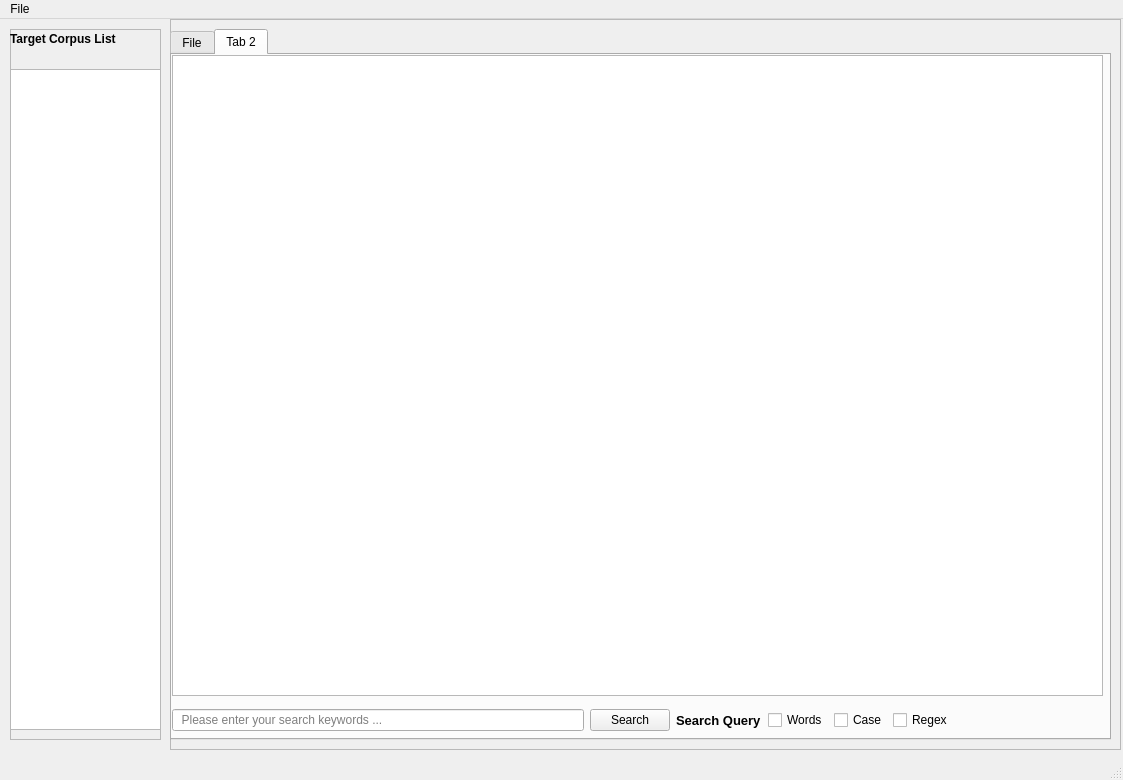
Above: TextAnalyzer/QT_test/QTdesigner_MainWindow.ui from AlexT11223344/My_python_project before the change. Below: the same form after it.
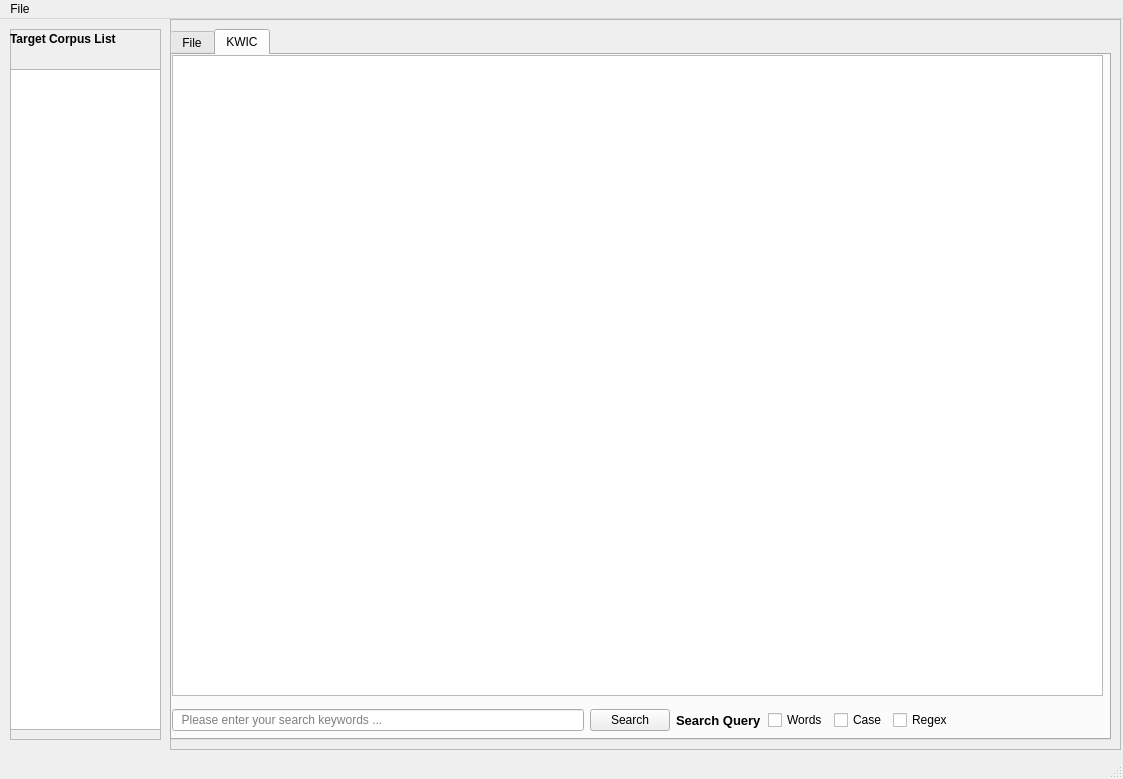
That is the form after the change. The open tabs and pages were chosen to show the change.

```diff
--- a/TextAnalyzer/QT_test/QTdesigner_MainWindow.ui
+++ b/TextAnalyzer/QT_test/QTdesigner_MainWindow.ui
@@ -7,7 +7,7 @@
     <x>0</x>
     <y>0</y>
     <width>1123</width>
-    <height>780</height>
+    <height>779</height>
    </rect>
   </property>
   <property name="windowTitle">
@@ -118,7 +118,7 @@
     </widget>
     <widget class="QWidget" name="tab_2">
      <attribute name="title">
-      <string>Tab 2</string>
+      <string>KWIC</string>
      </attribute>
      <widget class="QTextBrowser" name="textBrowser_2">
       <property name="geometry">
```
Left out of the diff: 36 changed lines with no effect on the pictures.
